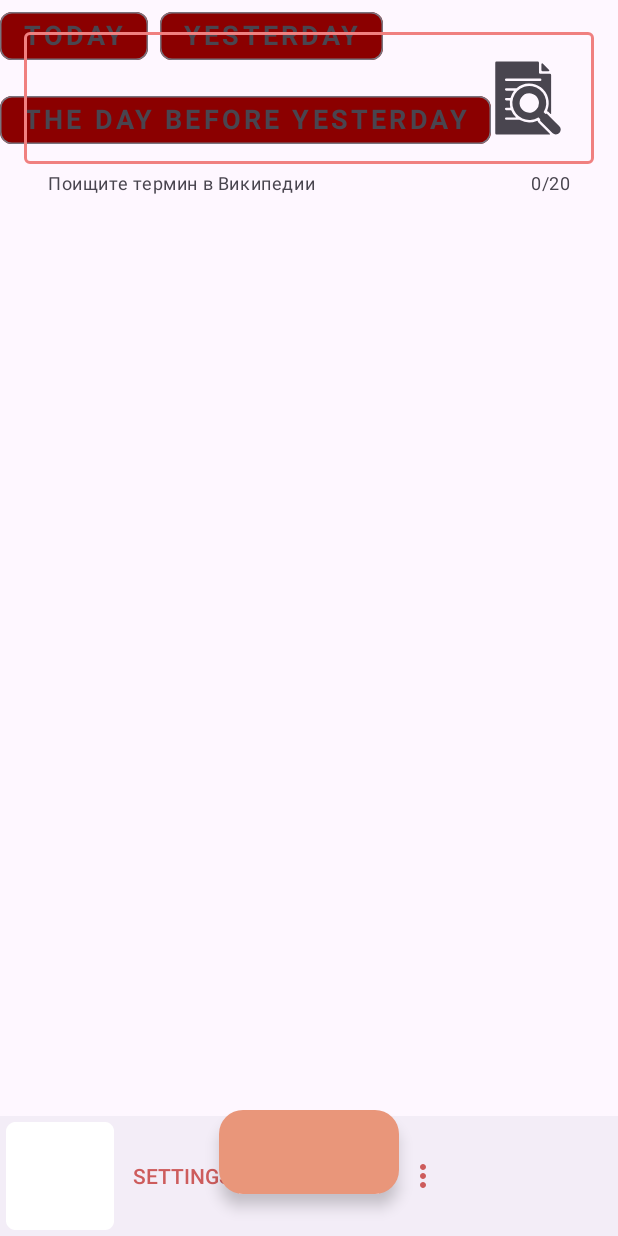
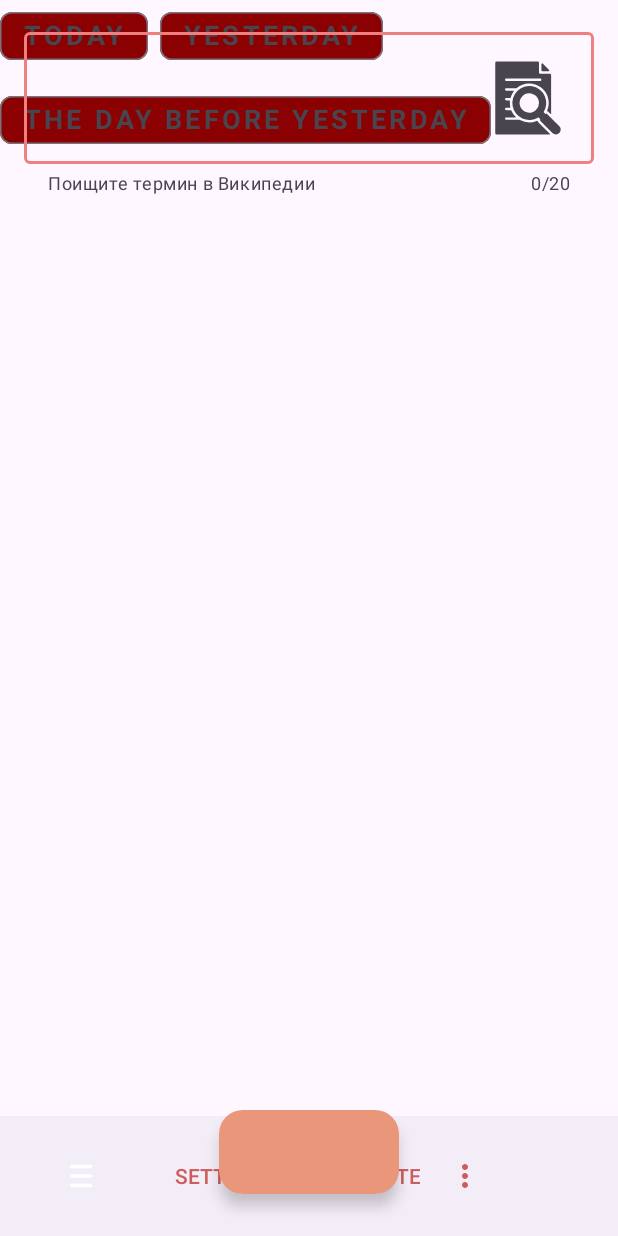
Before and after one commit to metulia/MaterialYuliiaApp, an Android app: the screen it shows after launch (MainActivity), on a phone screen of 412 x 824 dp. Run offline under Robolectric (Android 15) with nearby library versions, the phone set to English and light mode, and no system bars; our stand-ins replace navigation-ui; pictures from the network do not load; Roboto replaces fonts that are not available here.

Commit message:
added icon hamburger for bottom app bar

```diff
--- a/app/src/main/java/com/example/materialyuliiaapp/ui/picture/PictureOfTheDayFragment.kt
+++ b/app/src/main/java/com/example/materialyuliiaapp/ui/picture/PictureOfTheDayFragment.kt
@@ -65,7 +65,7 @@ class PictureOfTheDayFragment : Fragment() {
 
         (requireActivity() as MainActivity).setSupportActionBar(binding.bottomAppBar)
 
-        requireActivity().addMenuProvider(object : MenuProvider {
+        (requireActivity() as MainActivity).addMenuProvider(object : MenuProvider {
             override fun onCreateMenu(menu: Menu, menuInflater: MenuInflater) {
                 menuInflater.inflate(R.menu.menu_main, menu)
             }
--- /dev/null
+++ b/app/src/main/res/drawable/ic_hamburger.xml
@@ -0,0 +1,15 @@
+<vector android:height="100dp" android:viewportHeight="400"
+    android:viewportWidth="400" android:width="100dp" xmlns:android="http://schemas.android.com/apk/res/android">
+    <path android:fillColor="#000000" android:fillType="nonZero"
+        android:pathData="M170.26,175C170.26,172.41 172.37,170.3 174.96,170.3L225.04,170.3C227.63,170.3 229.74,172.41 229.74,175C229.74,177.59 227.63,179.7 225.04,179.7L174.96,179.7C172.37,179.7 170.26,177.59 170.26,175Z"
+        android:strokeColor="#00000000" android:strokeLineCap="butt"
+        android:strokeLineJoin="miter" android:strokeWidth="3.13"/>
+    <path android:fillColor="#000000" android:fillType="nonZero"
+        android:pathData="M170.26,200C170.26,197.41 172.37,195.3 174.96,195.3L225.04,195.3C227.63,195.3 229.74,197.41 229.74,200C229.74,202.59 227.63,204.7 225.04,204.7L174.96,204.7C172.37,204.7 170.26,202.59 170.26,200Z"
+        android:strokeColor="#00000000" android:strokeLineCap="butt"
+        android:strokeLineJoin="miter" android:strokeWidth="3.13"/>
+    <path android:fillColor="#000000" android:fillType="nonZero"
+        android:pathData="M174.96,220.3C172.37,220.3 170.26,222.41 170.26,225C170.26,227.59 172.37,229.7 174.96,229.7L225.04,229.7C227.63,229.7 229.74,227.59 229.74,225C229.74,222.41 227.63,220.3 225.04,220.3L174.96,220.3Z"
+        android:strokeColor="#00000000" android:strokeLineCap="butt"
+        android:strokeLineJoin="miter" android:strokeWidth="3.13"/>
+</vector>
--- a/app/src/main/res/layout/fragment_picture_of_the_day.xml
+++ b/app/src/main/res/layout/fragment_picture_of_the_day.xml
@@ -77,7 +77,7 @@
         android:layout_gravity="bottom"
         app:fabAlignmentMode="center"
         app:menu="@menu/menu_main"
-        app:navigationIcon="@mipmap/ic_launcher_round">
+        app:navigationIcon="@drawable/ic_hamburger">
     </com.google.android.material.bottomappbar.BottomAppBar>
 
     <com.google.android.material.floatingactionbutton.ExtendedFloatingActionButton
```
